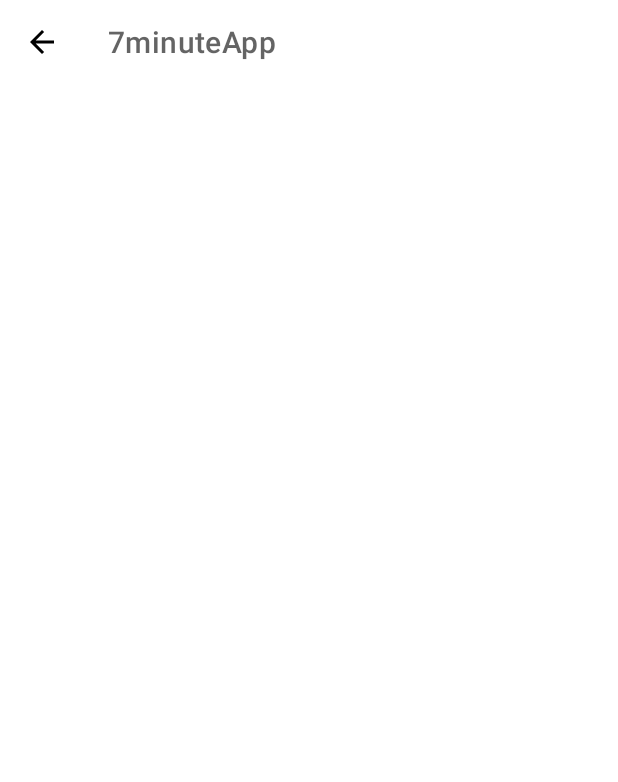
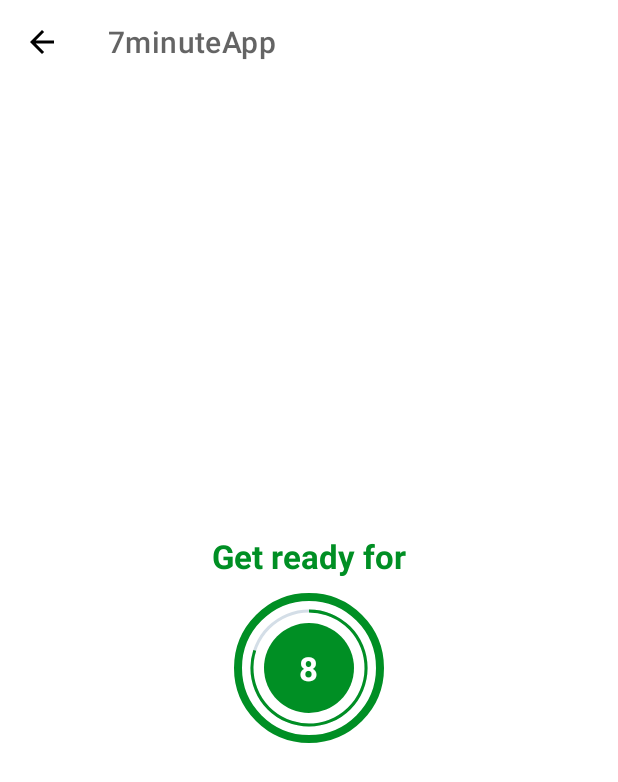
Before and after one commit to LukaszKrolicki/7minApp, an Android app: the ExerciseAvtivity screen opened directly, with no data from a screen before it, on a phone screen of 412 x 824 dp. Before the commit the part shown is almost empty. Shown: the top 782 px of the screen. Run offline under Robolectric (Android 15) with nearby library versions, the phone set to English and light mode, and no system bars.

Commit message:
circular progress bar

```diff
--- a/app/src/main/java/eu/pl/snk/senseibunny/a7minuteapp/ExerciseAvtivity.kt
+++ b/app/src/main/java/eu/pl/snk/senseibunny/a7minuteapp/ExerciseAvtivity.kt
@@ -2,11 +2,16 @@ package eu.pl.snk.senseibunny.a7minuteapp
 
 import androidx.appcompat.app.AppCompatActivity
 import android.os.Bundle
+import android.os.CountDownTimer
+import android.widget.Toast
 import eu.pl.snk.senseibunny.a7minuteapp.databinding.ActivityExerciseAvtivityBinding
 
 class ExerciseAvtivity : AppCompatActivity() {
     private var binding: ActivityExerciseAvtivityBinding ?=null
 
+    private var restTimer: CountDownTimer?=null
+
+    private var restProgress: Int = 0 // pauseOffset = timerDuration - time left
     override fun onCreate(savedInstanceState: Bundle?) {
         super.onCreate(savedInstanceState)
         binding=ActivityExerciseAvtivityBinding.inflate(layoutInflater)
@@ -22,5 +27,45 @@ class ExerciseAvtivity : AppCompatActivity() {
             onBackPressed()
         }
 
+        setupRestView()
+
     }
+
+    private fun setupRestView(){
+        if(restTimer!=null){
+            restTimer?.cancel()
+            restProgress=0
+        }
+
+        setRestProgressBar()
+    }
+
+    private fun setRestProgressBar(){
+        binding?.progressBar?.progress= restProgress
+
+        restTimer=object : CountDownTimer(10000, 1000){
+            override fun onTick(p0: Long) { //p0 is mili-seconds until end, on tick is called every countDown Interval
+                restProgress++
+
+                binding?.progressBar?.progress=10-restProgress
+                binding?.tvTimer?.text="${10 - restProgress}"
+            }
+
+            override fun onFinish() {
+                Toast.makeText(this@ExerciseAvtivity,"Finished", Toast.LENGTH_LONG).show()
+            }
+        }.start()
+    }
+
+    override fun onDestroy() {
+        super.onDestroy()
+        binding=null
+
+        if(restTimer!=null){
+            restTimer?.cancel()
+            restProgress=0
+        }
+    }
+
+
 }
--- a/app/src/main/java/eu/pl/snk/senseibunny/a7minuteapp/MainActivity.kt
+++ b/app/src/main/java/eu/pl/snk/senseibunny/a7minuteapp/MainActivity.kt
@@ -3,6 +3,7 @@ package eu.pl.snk.senseibunny.a7minuteapp
 import android.content.Intent
 import androidx.appcompat.app.AppCompatActivity
 import android.os.Bundle
+import android.os.CountDownTimer
 import android.widget.FrameLayout
 import android.widget.Toast
 import eu.pl.snk.senseibunny.a7minuteapp.databinding.ActivityMainBinding
@@ -11,6 +12,7 @@ import eu.pl.snk.senseibunny.a7minuteapp.databinding.ActivityMainBinding
 class MainActivity : AppCompatActivity() {
     // you use name of xml activity here
     private var binding: ActivityMainBinding?= null
+
     override fun onCreate(savedInstanceState: Bundle?) {
         super.onCreate(savedInstanceState)
         binding= ActivityMainBinding.inflate(layoutInflater)
--- /dev/null
+++ b/app/src/main/res/drawable/circular_progress_bar.xml
@@ -0,0 +1,14 @@
+<?xml version="1.0" encoding="utf-8"?>
+<layer-list xmlns:android="http://schemas.android.com/apk/res/android">
+    <item>
+        <shape
+            android:innerRadiusRatio="2.7"
+            android:shape="ring"
+            android:thicknessRatio="50.0"
+            android:useLevel="true">
+
+            <solid android:color="@color/colorAccent"/>
+
+        </shape>
+    </item>
+</layer-list>
--- /dev/null
+++ b/app/src/main/res/drawable/circular_progress_bar_gray.xml
@@ -0,0 +1,13 @@
+<?xml version="1.0" encoding="utf-8"?>
+<layer-list xmlns:android="http://schemas.android.com/apk/res/android">
+    <item>
+        <shape
+            android:innerRadiusRatio="2.7"
+            android:shape="ring"
+            android:thicknessRatio="50.0"
+            android:useLevel="false">
+
+            <solid android:color="#D4DEE7"/>
+        </shape>
+    </item>
+</layer-list>
--- /dev/null
+++ b/app/src/main/res/drawable/item_circular_color_accent_background.xml
@@ -0,0 +1,7 @@
+<?xml version="1.0" encoding="utf-8"?>
+<shape xmlns:android="http://schemas.android.com/apk/res/android"
+    android:shape="oval"
+    >
+
+    <solid android:color="@color/colorAccent"/>
+</shape>
--- a/app/src/main/res/layout/activity_exercise_avtivity.xml
+++ b/app/src/main/res/layout/activity_exercise_avtivity.xml
@@ -1,5 +1,5 @@
 <?xml version="1.0" encoding="utf-8"?>
-<RelativeLayout xmlns:android="http://schemas.android.com/apk/res/android"
+<androidx.constraintlayout.widget.ConstraintLayout xmlns:android="http://schemas.android.com/apk/res/android"
     xmlns:app="http://schemas.android.com/apk/res-auto"
     xmlns:tools="http://schemas.android.com/tools"
     android:layout_width="match_parent"
@@ -10,12 +10,75 @@
         android:id="@+id/toolBarExercise"
         android:layout_width="match_parent"
         android:layout_height="?android:attr/actionBarSize"
+        app:layout_constraintTop_toTopOf="parent"
 
         android:theme="@style/ToolbarTheme"
         android:background="@color/white"
         app:titleTextColor="@color/colorPrimary"
         >
 
+
     </androidx.appcompat.widget.Toolbar>
 
-</RelativeLayout>
+    <TextView
+        android:id="@+id/tvTitle"
+        android:layout_width="wrap_content"
+        android:layout_height="wrap_content"
+        android:text="Get ready for"
+        android:textSize="@dimen/default_button_text_size"
+        android:textColor="@color/colorAccent"
+        android:textStyle="bold"
+        android:layout_marginBottom="10dp"
+
+        app:layout_constraintEnd_toEndOf="parent"
+        app:layout_constraintStart_toStartOf="parent"
+        app:layout_constraintBottom_toTopOf="@+id/flProgressBar"
+        />
+
+    <FrameLayout
+        android:id="@+id/flProgressBar"
+        android:layout_width="100dp"
+        android:layout_height="100dp"
+        android:layout_marginTop="10dp"
+        android:background="@drawable/item_color_ripple"
+
+        app:layout_constraintBottom_toBottomOf="parent"
+        app:layout_constraintEnd_toEndOf="parent"
+        app:layout_constraintStart_toStartOf="parent"
+        app:layout_constraintTop_toBottomOf="@id/toolBarExercise"
+        >
+
+        <ProgressBar
+            android:id="@+id/progressBar"
+            android:layout_width="100dp"
+            android:layout_height="100dp"
+            style="?android:attr/progressBarStyleHorizontal"
+            android:layout_gravity="center"
+            android:max="10"
+            android:progress="100"
+            android:rotation="-90"
+            android:background="@drawable/circular_progress_bar_gray"
+            android:progressDrawable="@drawable/circular_progress_bar"
+            android:indeterminate="false"
+            />
+
+        <LinearLayout
+            android:layout_width="60dp"
+            android:layout_height="60dp"
+            android:layout_gravity="center"
+            android:gravity="center"
+            android:background="@drawable/item_circular_color_accent_background">
+
+            <TextView
+                android:id="@+id/tvTimer"
+                android:layout_width="wrap_content"
+                android:layout_height="wrap_content"
+                android:textSize="@dimen/default_button_text_size"
+                android:textStyle="bold"
+                tools:text="15"
+                android:textColor="@color/white"
+                />
+        </LinearLayout>
+
+    </FrameLayout>
+</androidx.constraintlayout.widget.ConstraintLayout>
```
